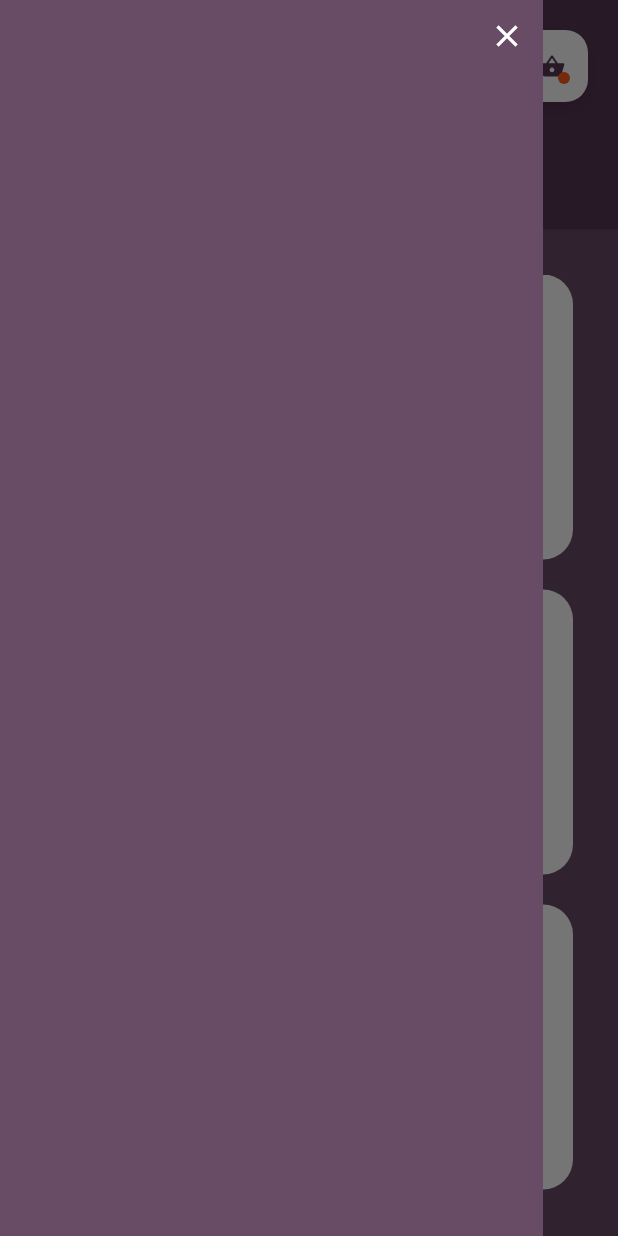
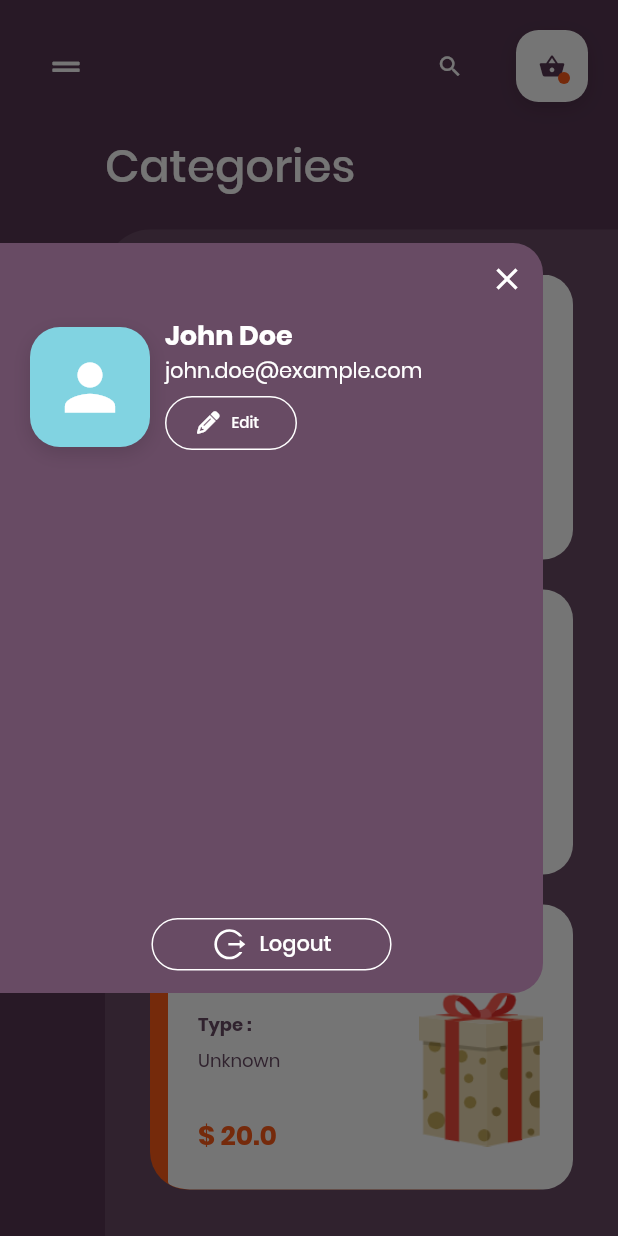
Before and after one commit to projo27/flutter_creative_gift, a Flutter app: the screen it shows after launch, after a tap on an icon or button, on a phone screen of 412 x 824 dp. Run offline on Flutter 3.47's test engine with Material 2 defaults, Android fonts, the phone set to English and light mode, and no system bars; our stand-ins replace flutter_icons.

Commit message:
add Drawer

```diff
--- a/lib/gift_detail.dart
+++ b/lib/gift_detail.dart
@@ -232,11 +232,10 @@ class _GiftDetailPageState extends State<GiftDetailPage> {
                                     children: <Widget>[
                                       Row(
                                         mainAxisSize: MainAxisSize.max,
-                                        // mainAxisAlignment:
-                                        //     MainAxisAlignment.spaceBetween,
                                         children: <Widget>[
                                           Icon(
                                             Icons.palette,
+                                            color: ThemeColors.brown50,
                                             size: 16,
                                           ),
                                           Text(
@@ -436,6 +435,13 @@ class AppBarButton extends StatelessWidget {
             isSelected: false,
             backgroundColor: ThemeColors.white,
           ),
+          ButtonAppBar(
+            icon: Icon(Icons.shopping_basket, color: ThemeColors.brown),
+            selectedIcon: Icon(Icons.shopping_basket, color: ThemeColors.orange),
+            isSelected: false,
+            isShowIndicator: true,
+            backgroundColor: ThemeColors.white,
+          ),
         ],
       ),
     );
--- a/lib/main.dart
+++ b/lib/main.dart
@@ -63,30 +63,7 @@ class _HomePageState extends State<HomePage> {
   Widget build(BuildContext context) {
     return Scaffold(
       key: _scaffoldKey,
-      drawer: Container(
-        width: MediaQuery.of(context).size.width - 50,
-        color: ThemeColors.brown75,
-        child: SafeArea(
-          child: Material(
-            color: Colors.transparent,
-            child: Column(
-              children: <Widget>[
-                Container(
-                  alignment: Alignment.topRight,
-                  // padding: EdgeInsets.only(right: 20, top: 20),
-                  child: IconButton(
-                    icon: Icon(Icons.close),
-                    color: Colors.white,
-                    onPressed: () {
-                      Navigator.of(context).pop();
-                    },
-                  ),
-                )
-              ],
-            ),
-          ),
-        ),
-      ),
+      drawer: TheDrawer(),
       backgroundColor: ThemeColors.brown,
       body: SafeArea(
         child: Container(
@@ -278,6 +255,113 @@ class _HomePageState extends State<HomePage> {
   }
 }
 
+class TheDrawer extends StatelessWidget {
+  const TheDrawer({
+    Key key,
+  }) : super(key: key);
+
+  @override
+  Widget build(BuildContext context) {
+    return Container(
+      width: MediaQuery.of(context).size.width - 50,
+      decoration: BoxDecoration(
+        borderRadius: BorderRadius.only(
+          topRight: Radius.circular(20),
+          bottomRight: Radius.circular(20),
+        ),
+        color: ThemeColors.brown75,
+      ),
+      height: 500,
+      child: Material(
+        color: Colors.transparent,
+        child: Column(
+          mainAxisAlignment: MainAxisAlignment.start,
+          children: <Widget>[
+            Container(
+              alignment: Alignment.topRight,
+              // padding: EdgeInsets.only(right: 20, top: 20),
+              child: IconButton(
+                icon: Icon(Icons.close),
+                color: Colors.white,
+                onPressed: () {
+                  Navigator.of(context).pop();
+                },
+              ),
+            ),
+            Container(
+              padding: EdgeInsets.fromLTRB(20, 0, 20, 10),
+              child: Row(
+                children: <Widget>[
+                  Container(
+                    padding: EdgeInsets.all(15),
+                    decoration: BoxDecoration(
+                      borderRadius: BorderRadius.circular(20),
+                      color: ThemeColors.skyBlue,
+                      boxShadow: [
+                        BoxShadow(
+                          color: ThemeColors.black50,
+                          blurRadius: 10,
+                          offset: Offset(0, 4),
+                        ),
+                      ],
+                    ),
+                    child: Icon(Icons.person, size: 50, color: Colors.white),
+                  ),
+                  SizedBox(
+                    width: 10,
+                  ),
+                  Column(
+                    mainAxisAlignment: MainAxisAlignment.spaceEvenly,
+                    crossAxisAlignment: CrossAxisAlignment.start,
+                    children: <Widget>[
+                      Text("John Doe",
+                          style: TextStyle(
+                              fontSize: 18, fontWeight: FontWeight.bold)),
+                      Text("john.doe@example.com"),
+                      OutlineButton.icon(
+                        color: Colors.white,
+                        icon: Icon(
+                          FontAwesome.pencil,
+                          size: 15,
+                          color: Colors.white,
+                        ),
+                        label: Text("Edit",
+                            style:
+                                TextStyle(fontSize: 10, color: Colors.white)),
+                        borderSide: BorderSide(color: Colors.white),
+                        shape: RoundedRectangleBorder(
+                          borderRadius: BorderRadius.circular(30.0),
+                        ),
+                        onPressed: () {},
+                      )
+                    ],
+                  ),
+                ],
+              ),
+            ),
+            Flexible(child: Container()),
+            Container(
+              height: 60,
+              padding: EdgeInsets.only(top: 10, bottom: 15),
+              child: OutlineButton.icon(
+                color: Colors.white,
+                padding: EdgeInsets.only(left: 40, right: 40),
+                icon: Icon(AntDesign.logout, color: Colors.white),
+                label: Text("Logout", style: TextStyle(color: Colors.white)),
+                shape: RoundedRectangleBorder(
+                  borderRadius: BorderRadius.circular(30.0),
+                ),
+                borderSide: BorderSide(color: Colors.white, width: 1),
+                onPressed: () {},
+              ),
+            )
+          ],
+        ),
+      ),
+    );
+  }
+}
+
 class GiftListItem extends StatefulWidget {
   Color color;
   String imgSrc = "assets/images/gift_box.png";
@@ -449,7 +533,6 @@ class HomePageAppBar extends StatelessWidget {
             icon: Icon(FontAwesome5Solid.grip_lines),
             onPress: () {
               Scaffold.of(context).openDrawer();
-              print("Menu Clicked");
             },
           ),
           Expanded(
```
Also changed, not shown: 1 other file.
